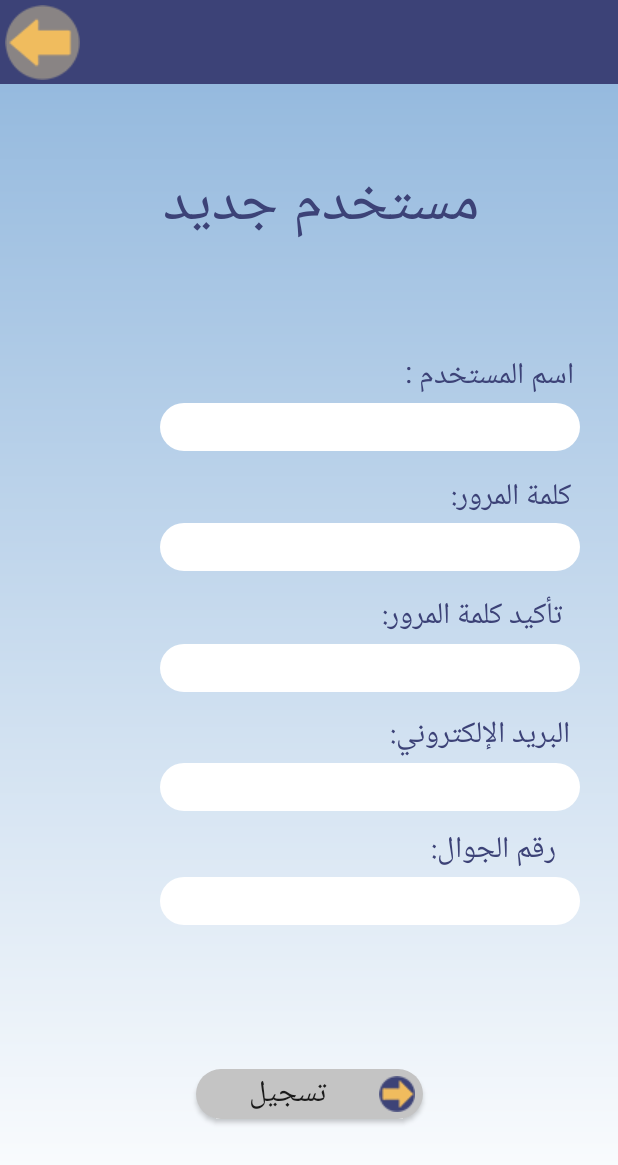
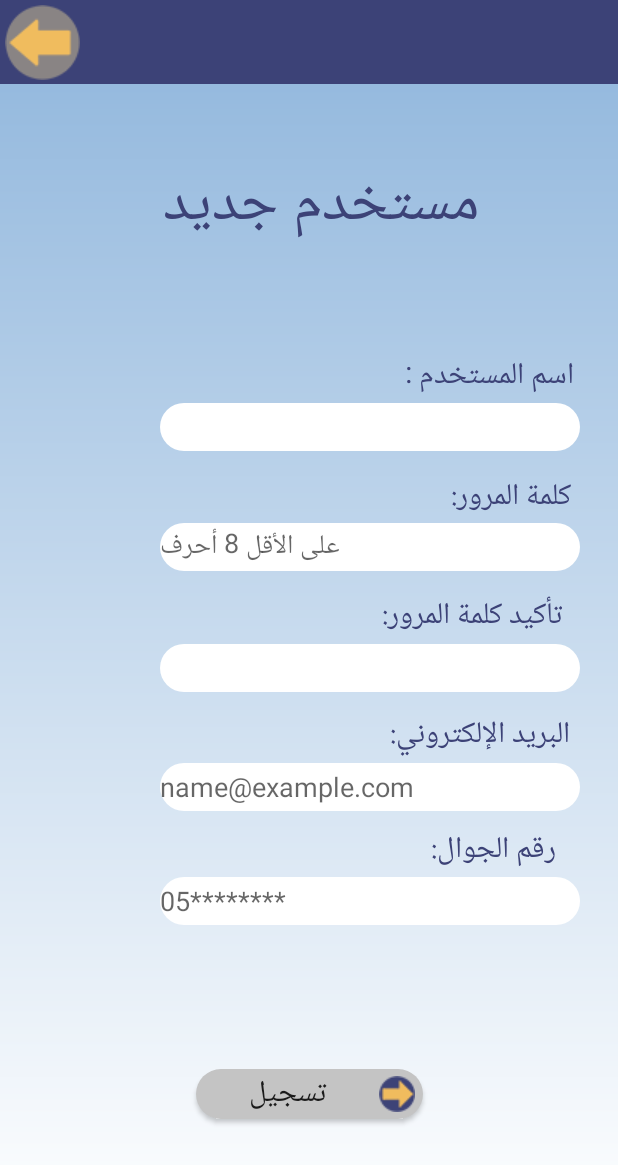
Before and after one commit to shadenos/finalkeepit, an Android app: the newuser screen opened directly, with no data from a screen before it, on a phone screen of 412 x 824 dp. Shown: the top 1165 px of the screen. Run offline under Robolectric (Android 15) with nearby library versions, the phone set to English and light mode, and no system bars; our stand-ins replace Firebase (no records; nobody signed in at launch, a user with empty details on screens opened directly).

Commit message:
alla akbar

```diff
--- a/app/src/main/res/layout/activity_add_doc2.xml
+++ b/app/src/main/res/layout/activity_add_doc2.xml
@@ -169,7 +169,7 @@
                     android:layout_height="38dp"
                     android:background="@drawable/round4"
                     android:inputType="textPersonName"
-                    android:hint="29.09.2020"
+                    android:hint="dd.MM.YYYY"
                     android:lines="1"
                     android:maxLines="1"
                     android:textColor="#131111"
@@ -211,7 +211,7 @@
                     android:background="@drawable/round4"
                     android:inputType="textPersonName"
                     android:lines="1"
-                    android:hint="29.09.2020"
+                    android:hint="dd.MM.YYYY"
                     android:maxLines="1"
                     android:textColor="#ffffff"
                     android:textSize="18sp"
--- a/app/src/main/res/layout/activity_newuser.xml
+++ b/app/src/main/res/layout/activity_newuser.xml
@@ -71,6 +71,7 @@
         android:id="@+id/editText2"
         android:layout_width="280dp"
         android:layout_height="32dp"
+        android:hint="على الأقل 8 أحرف"
 
         android:background="@drawable/round"
         android:ems="10"
@@ -132,6 +133,7 @@
         android:layout_height="32dp"
         android:background="@drawable/round"
         android:ems="10"
+        android:hint="name@example.com"
         android:inputType="textEmailAddress"
         app:layout_constraintBottom_toBottomOf="parent"
         app:layout_constraintEnd_toEndOf="parent"
@@ -161,6 +163,7 @@
         android:background="@drawable/round"
         android:ems="10"
         android:inputType="phone"
+        android:hint="05********"
         app:layout_constraintBottom_toBottomOf="parent"
         app:layout_constraintEnd_toEndOf="parent"
         app:layout_constraintHorizontal_bias="0.807"
```
